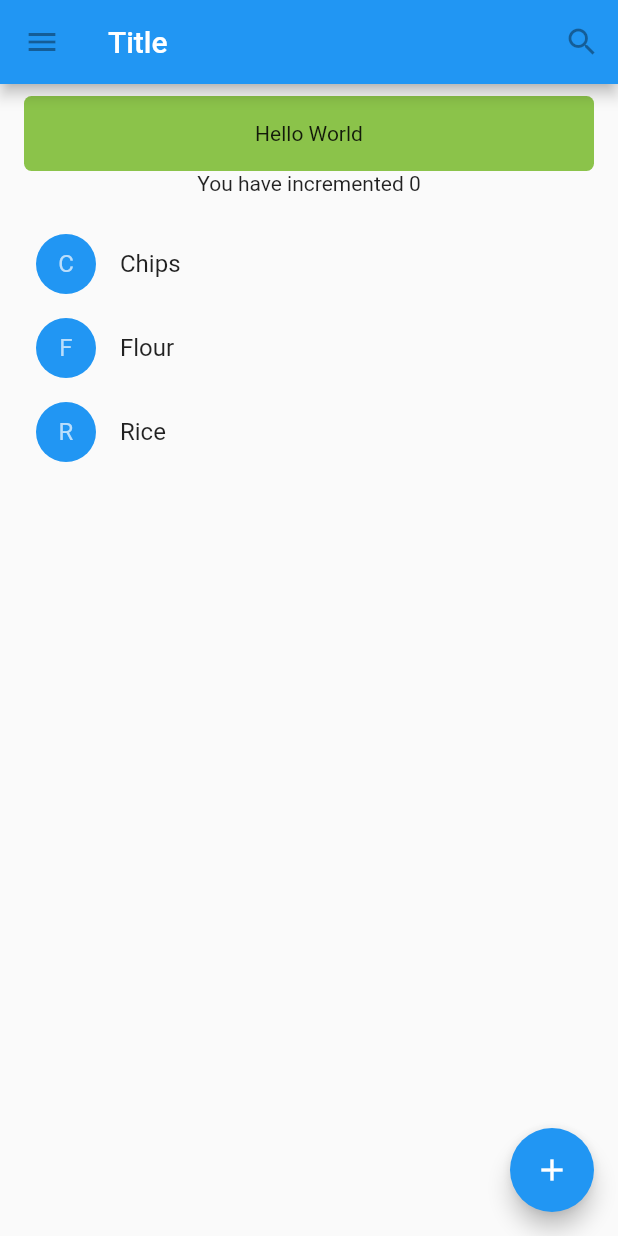
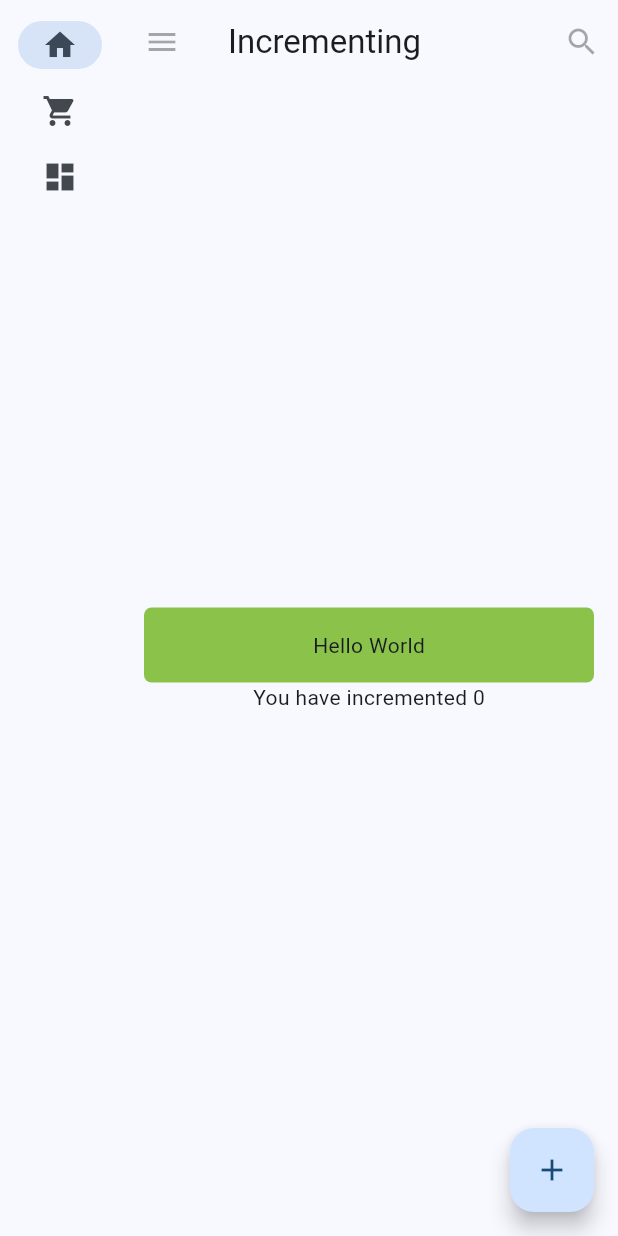
Before and after one commit to aleku399/flutter_tutorials, a Flutter app: the screen it shows after launch, on a phone screen of 412 x 824 dp. Run offline on Flutter 3.47's test engine with Material 2 defaults, Android fonts, the phone set to English and light mode, and no system bars.

Commit message:
Add layout in flutter

```diff
--- /dev/null
+++ b/lib/Counter.dart
@@ -0,0 +1,70 @@
+import 'package:flutter/material.dart';
+
+class  Counter extends StatefulWidget {
+  final String title;
+
+  Counter({super.key, required this.title});
+
+  @override
+  State<Counter> createState() => _CounterState();
+}
+
+class _CounterState extends State<Counter>{
+  int _count = 0;
+
+  @override
+  Widget build(BuildContext context) {
+    return Scaffold(
+      appBar: AppBar(
+        leading: const IconButton(
+          icon: Icon(Icons.menu),
+          tooltip: "Navigation Menu",
+          onPressed: null,
+        ),
+        title: Text(widget.title),
+        actions: const [
+          IconButton(
+            icon: Icon(Icons.search),
+            tooltip: "Search",
+            onPressed: null,
+          ),
+        ],
+      ),
+      body: Container(
+        padding: const EdgeInsets.all(8),
+        child: Column(
+          mainAxisAlignment: MainAxisAlignment.center,
+          children: [
+            GestureDetector(
+              onTap: () {
+              print("Hello World");
+              },
+              child: Container(
+                height: 50,
+                padding: const EdgeInsets.all(8),
+                margin: const EdgeInsets.symmetric(horizontal: 8),
+                decoration: BoxDecoration(
+                borderRadius: BorderRadius.circular(5),
+                color: Colors.lightGreen[500],
+              ),
+                child: Center(
+                  child: Text("Hello World"),
+                ),
+              ),
+            ),
+            Text("You have incremented ${_count}"),
+          ],
+        ),
+      ),
+      floatingActionButton: FloatingActionButton(
+        tooltip: "Add",
+        child: Icon(Icons.add),
+        onPressed: () {
+          setState(() {
+            _count++;
+          });
+        },
+      ),
+    );
+  }
+}
--- a/lib/main.dart
+++ b/lib/main.dart
@@ -1,4 +1,7 @@
 import 'package:flutter/material.dart';
+import 'package:flutter_tutorials/Counter.dart';
+import 'package:flutter_tutorials/ShoppingList.dart';
+import 'package:flutter_tutorials/Layout.dart';
 
 void main() {
   runApp(const MyApp());
@@ -12,174 +15,81 @@ class MyApp extends StatelessWidget {
     return MaterialApp(
       title: 'Flutter Demo',
       theme: ThemeData(
-        primarySwatch: Colors.blue,
+        useMaterial3: true,
+        colorScheme: ColorScheme.fromSeed(seedColor: Colors.blue),
       ),
-      home: MyHomePage(title: "Title"),
-    );
-  }
-}
-
-class Product {
-  Product({required this.name});
-
-  final String name;
-}
-
-typedef CartChangedCallBack = Function(Product product, bool inCart);
-
-class ShoppingListItem extends StatelessWidget {
-  ShoppingListItem({
-    required this.product,
-    required this.onCartChanged,
-    required this.inCart,
-  }): super(key: ObjectKey(product));
-
-  final Product product;
-  final CartChangedCallBack onCartChanged;
-  final bool inCart;
-
-  Color _getBackgroundColor(BuildContext context) {
-
-    return inCart ? Colors.black54: Theme.of(context).primaryColor;
-  }
-
-  TextStyle? _getTextStyle(BuildContext context) {
-    if (!inCart) {
-      return null;
-    }
-
-    return  const TextStyle(
-      color: Colors.black54,
-      decoration: TextDecoration.lineThrough,
-    );
-  }
-
-  @override
-  Widget build(BuildContext context) {
-    return ListTile(
-      onTap: () {
-        onCartChanged(product, inCart);
-      },
-      leading: CircleAvatar(
-        backgroundColor: _getBackgroundColor(context),
-        child: Text(product.name[0]),
-      ),
-      title: Text(product.name, style: _getTextStyle(context)),
-    );
-  }
-}
-
-class ShoppingList extends StatefulWidget {
-  ShoppingList({required this.products, super.key});
-
-  final List<Product> products;
-
-  @override
-  State<ShoppingList> createState() => _ShoppingListState();
-}
-
-class _ShoppingListState extends State<ShoppingList> {
-  final _items = <Product>{};
-
-  void _handleCartChanged(Product product, bool inCart) {
-    setState(() {
-      if (inCart) {
-        _items.remove(product);
-      } else {
-        _items.add(product);
-      }
-    });
-  }
-
-  @override
-  Widget build(BuildContext context) {
-    return ListView(
-      padding: const EdgeInsets.symmetric(vertical: 8),
-      children: widget.products.map((product) {
-        return ShoppingListItem(
-          product: product,
-          onCartChanged: _handleCartChanged,
-          inCart: _items.contains(product),
-        );
-      }).toList(),
+      home: MyHomePage(),
     );
   }
 }
 
 class  MyHomePage extends StatefulWidget {
-  final String title;
-
-  MyHomePage({super.key, required this.title});
-
   @override
   State<MyHomePage> createState() => _MyHomePage();
 }
 
 class _MyHomePage extends State<MyHomePage>{
-  int _count = 0;
+  int selectedIndex = 0;
 
   @override
   Widget build(BuildContext context) {
+    Widget page;
+
+    switch (selectedIndex) {
+      case 0:
+        page = Counter(title: "Incrementing");
+        break;
+      case 1:
+        page = ShoppingList(
+            products: [
+              Product(name: "Chips"),
+              Product(name: "Flour"),
+              Product(name: "Rice"),
+            ],
+          );
+        break;
+      case 2:
+        page = MyLayout();
+        break;
+      default:
+        throw  UnimplementedError("No widget selected for $selectedIndex");
+    }
+
     return Scaffold(
-      appBar: AppBar(
-        leading: const IconButton(
-          icon: Icon(Icons.menu),
-          tooltip: "Navigation Menu",
-          onPressed: null,
-        ),
-        title: Text(widget.title),
-        actions: const [
-          IconButton(
-            icon: Icon(Icons.search),
-            tooltip: "Search",
-            onPressed: null,
+      body: Row(
+        children: [
+          SafeArea(
+            child: NavigationRail(
+              extended: false,
+              destinations: [
+                NavigationRailDestination(
+                  icon: Icon(Icons.home),
+                  label: Text("Home"),
+                ),
+                NavigationRailDestination(
+                  icon: Icon(Icons.shopping_cart),
+                  label: Text("Shopping List"),
+                ),
+                NavigationRailDestination(
+                  icon: Icon(Icons.dashboard),
+                  label: Text("Layout"),
+                ),
+              ],
+              selectedIndex: selectedIndex,
+              onDestinationSelected: (value) {
+                setState(() {
+                  selectedIndex = value;
+                });
+              },
+            ),
+          ),
+          Expanded(
+            child: Container(
+              color: Theme.of(context).colorScheme.primaryContainer,
+              child: page,
+            ),
           ),
         ],
-      ),
-      body: Container(
-        padding: const EdgeInsets.all(8),
-        child: Column(
-          mainAxisAlignment: MainAxisAlignment.center,
-          children: [
-            GestureDetector(
-              onTap: () {
-              print("Hello World");
-              },
-              child: Container(
-                height: 50,
-                padding: const EdgeInsets.all(8),
-                margin: const EdgeInsets.symmetric(horizontal: 8),
-                decoration: BoxDecoration(
-                borderRadius: BorderRadius.circular(5),
-                color: Colors.lightGreen[500],
-              ),
-                child: Center(
-                  child: Text("Hello World"),
-                ),
-              ),
-            ),
-            Text("You have incremented ${_count}"),
-            SizedBox(height: 10),
-            Expanded(
-              child: ShoppingList(
-                products: [
-                  Product(name: "Chips"),
-                  Product(name: "Flour"),
-                  Product(name: "Rice"),
-                ],
-              ),
-            ),
-          ],
-        ),
-      ),
-      floatingActionButton: FloatingActionButton(
-        tooltip: "Add",
-        child: Icon(Icons.add),
-        onPressed: () {
-          setState(() {
-            _count++;
-          });
-        },
       ),
     );
   }
--- a/pubspec.yaml
+++ b/pubspec.yaml
@@ -59,8 +59,8 @@ flutter:
   uses-material-design: true
 
   # To add assets to your application, add an assets section, like this:
-  # assets:
-  #   - images/a_dot_burr.jpeg
+  assets:
+    - assets/images/lake.jpeg
   #   - images/a_dot_ham.jpeg
 
   # An image asset can refer to one or more resolution-specific "variants", see
```
Also changed, not shown: lib/ShoppingList.dart (added, +88 -0 lines), lib/layout.dart (added, +142 -0 lines), assets/images/lake.jpeg (added).
